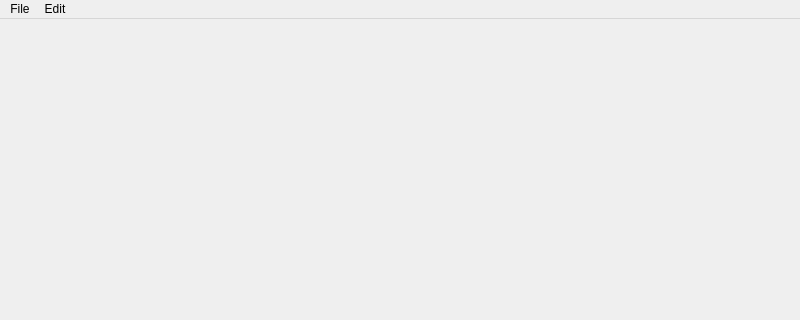
The window that delta3d/utilities/AIUtility/mainwindow.ui (delta3d/delta3d) describes before a commit, drawn with Qt 5; both pictures show x 0 to 800 and y 0 to 320 of the 800 by 600 pixel window.
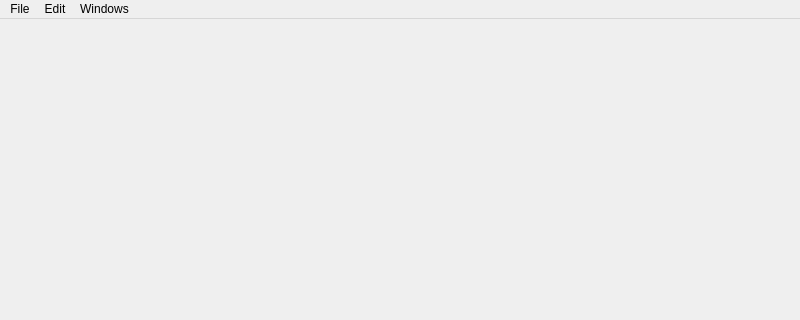
The same window after the commit.

The edit to the form file:
```diff
--- a/delta3d/utilities/AIUtility/mainwindow.ui
+++ b/delta3d/utilities/AIUtility/mainwindow.ui
@@ -39,8 +39,16 @@
     </property>
     <addaction name="mActionRenderingOptions"/>
    </widget>
+   <widget class="QMenu" name="menuWindows">
+    <property name="title">
+     <string>Windows</string>
+    </property>
+    <addaction name="mActionPropertyEditorVisible"/>
+    <addaction name="mActionWaypointBrowserVisible"/>
+   </widget>
    <addaction name="menuFile"/>
    <addaction name="menuEdit"/>
+   <addaction name="menuWindows"/>
   </widget>
   <widget class="QStatusBar" name="statusbar"/>
   <action name="actionQuit">
```
Left out of the diff: 22 changed lines with no effect on the pictures.
